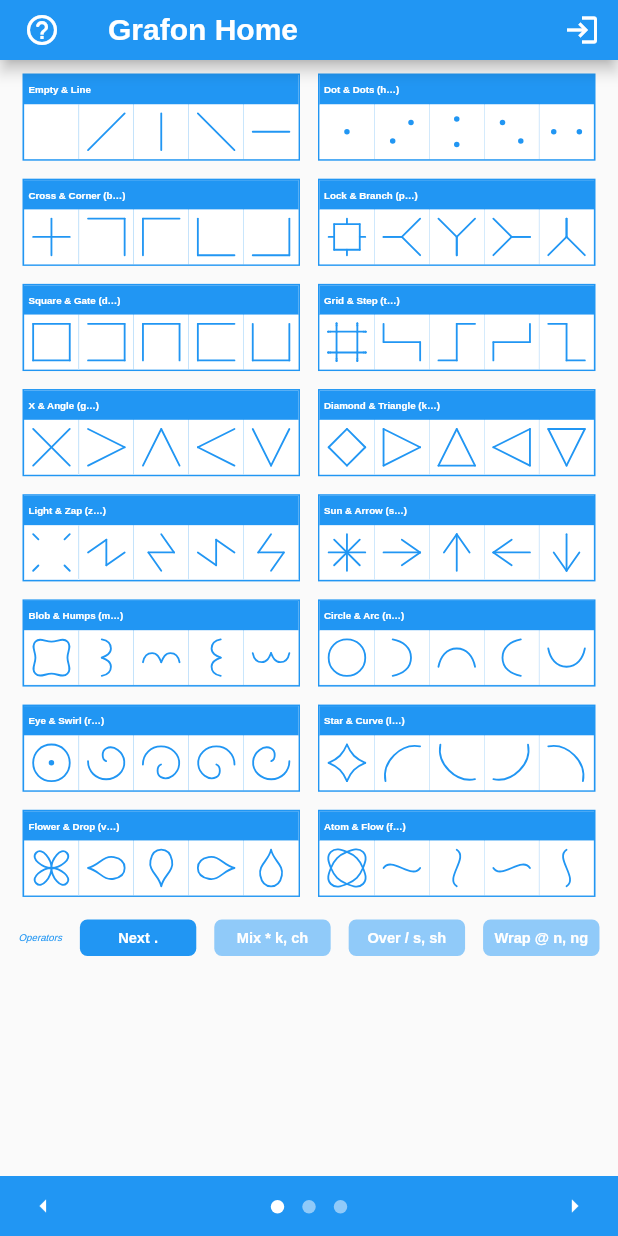
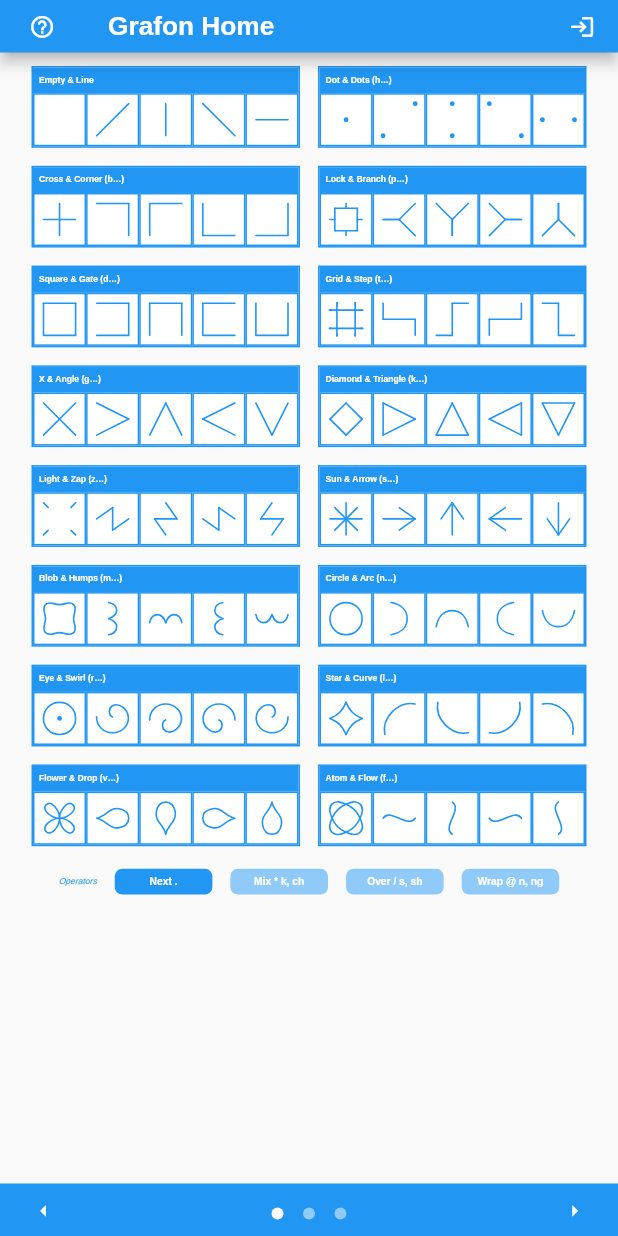
Before and after one commit to bguan/grafon, a Flutter app: the screen it shows after launch, on a phone screen of 412 x 824 dp. Run offline on Flutter 3.47's test engine with Material 2 defaults, Android fonts, the light colour scheme and no system bars; drawn by our look-alikes of dots_indicator; our stand-ins replace google_sign_in, just_audio, url_launcher_web; missing offline and left inert: audio_session, extension_google_sign_in_as_googleapis_auth, google_sign_in_web, googleapis, just_audio_web.

Commit message:
tweak sizing better.

```diff
--- a/lib/constants.dart
+++ b/lib/constants.dart
@@ -17,8 +17,8 @@
 
 /// Constants to be share in multiple pieces of code
 
-const TOOL_BAR_HEIGHT = 40.0;
-const FOOTER_HEIGHT = 40.0;
+const TOOL_BAR_HEIGHT = 35.0;
+const FOOTER_HEIGHT = 35.0;
 
 const MIN_GRAM_WIDTH = 0.01;
 const MIN_GRAM_HEIGHT = 0.01;
@@ -29,6 +29,6 @@ const COMPOUND_WORD_GAP = GRAM_DIM / 2;
 const FLOAT_DECIMALS = 2;
 const PEN_WTH_SCALE = 0.05;
 const DOT_LINE_WTH_RATIO = 1.5;
-const GRAM_GAP = 0.25;
+const GRAM_GAP = 0.2;
 const MIN_PEN_WIDTH = 1.0;
 const MIN_WIDTH_RATIO = 3 / 4;
--- a/lib/gram_table.dart
+++ b/lib/gram_table.dart
@@ -312,7 +312,7 @@ class _QuadHelper {
   ];
 
   final dotsPaths = [
-    InvisiDot.anchors([], minWidth: GRAM_DIM, minHeight: GRAM_DIM),
+    InvisiDot.anchors([], minWidth: GRAM_DIM / 2, minHeight: GRAM_DIM / 2),
     PolyDot.anchors([Anchor.ne, Anchor.sw]),
   ];
 
--- a/lib/gram_table_widget.dart
+++ b/lib/gram_table_widget.dart
@@ -48,6 +48,7 @@ class GramTableView extends StatefulWidget {
 
 class _GramTableViewState extends State<GramTableView> {
   static const MIN_GRAM_CLUSTER_WIDTH = 150;
+  static const MIN_GRAM_CLUSTER_HEIGHT = 350;
   static const HEADER_CELL_RATIO = 0.8;
   static final log = Logger("_GramTableViewState");
 
@@ -61,9 +62,10 @@ class _GramTableViewState extends State<GramTableView> {
     final scheme = Theme.of(ctx).colorScheme;
     final mediaSize = (widget.size ?? MediaQuery.of(ctx).size);
     final inset = 6.0;
-    final pageWidth = mediaSize.width - 4 * inset;
+    final pageWidth = mediaSize.width - 9 * inset;
     final pageHeight = mediaSize.height - TOOL_BAR_HEIGHT - FOOTER_HEIGHT;
-    final numCols = pageWidth < MIN_GRAM_CLUSTER_WIDTH
+    final numCols = pageWidth < MIN_GRAM_CLUSTER_WIDTH ||
+            pageHeight < MIN_GRAM_CLUSTER_HEIGHT
         ? 1
         : (pageWidth > pageHeight && pageWidth > 4 * MIN_GRAM_CLUSTER_WIDTH
             ? 4
@@ -72,21 +74,21 @@ class _GramTableViewState extends State<GramTableView> {
     final rowHeight = pageHeight / (2 + table.numRows / numCols);
     final cellWidth = (rowWidth - 12 * inset) / 5;
     final cellHeight = rowHeight / (1 + HEADER_CELL_RATIO) - 1.5 * inset;
-    final cellDim = min(cellWidth, cellHeight);
+    final cellDim = numCols == 1 ? cellWidth : min(cellWidth, cellHeight);
     final headerHeight = cellDim * HEADER_CELL_RATIO;
-    final opButtonHeight = headerHeight * 1.25;
+    final opButtonHeight = min(FOOTER_HEIGHT, headerHeight);
 
     final opHeaderStyle = TextStyle(
       fontWeight: FontWeight.normal,
       color: scheme.primary,
       fontStyle: FontStyle.italic,
-      fontSize: (headerHeight / 3),
+      fontSize: (opButtonHeight / 3),
       backgroundColor: Colors.transparent,
     );
     final opTxtStyle = TextStyle(
       fontWeight: FontWeight.bold,
       color: Colors.white,
-      fontSize: (headerHeight / 2),
+      fontSize: (opButtonHeight / 2.5),
       backgroundColor: Colors.transparent,
     );
 
@@ -155,7 +157,7 @@ class _GramTableViewState extends State<GramTableView> {
             child: Container(
               padding: EdgeInsets.all(inset / 2),
               height: opButtonHeight,
-              width: pageWidth / (1 + Binary.values.length),
+              width: pageWidth / (1.5 + Binary.values.length),
               alignment: Alignment.center,
               decoration: BoxDecoration(
                 color: _binary == b
@@ -183,6 +185,7 @@ class _GramTableViewState extends State<GramTableView> {
           gramTable,
           Container(height: inset),
           binaryRow,
+          Container(height: FOOTER_HEIGHT + inset),
         ],
       ),
     );
@@ -219,7 +222,7 @@ class GramRowWidget extends StatelessWidget {
       child: Container(
         decoration: BoxDecoration(
           color: Colors.transparent,
-          border: Border.all(color: scheme.primaryVariant, width: 1),
+          border: Border.all(color: scheme.primary, width: 1),
         ),
         child: Column(
           mainAxisSize: MainAxisSize.min,
@@ -230,7 +233,10 @@ class GramRowWidget extends StatelessWidget {
               onTap: () => onTap(table.monoRow(mono)),
               child: Container(
                 height: headerHeight,
-                color: scheme.primaryVariant,
+                decoration: BoxDecoration(
+                  color: scheme.primary,
+                  border: Border.all(color: scheme.primary, width: 1),
+                ),
                 alignment: Alignment.centerLeft,
                 padding: EdgeInsets.all(pad / 2),
                 child: Text(
@@ -251,8 +257,7 @@ class GramRowWidget extends StatelessWidget {
                     padding: EdgeInsets.all(pad),
                     decoration: BoxDecoration(
                       color: scheme.surface,
-                      border:
-                          Border.all(color: scheme.primaryVariant, width: .1),
+                      border: Border.all(color: scheme.primary, width: 1),
                     ),
                     child: GestureDetector(
                       onTap: () => onTap([table.atMonoFace(mono, f)]),
--- a/lib/main.dart
+++ b/lib/main.dart
@@ -235,16 +235,19 @@ class GrafonAppState extends State<GrafonApp> {
             style: theme.headline6?.copyWith(
               color: scheme.surface,
               fontWeight: FontWeight.bold,
+              fontSize: TOOL_BAR_HEIGHT / 2,
             ),
           ),
           leading: IconButton(
             icon: Icon(Icons.help_outline_rounded),
+            iconSize: TOOL_BAR_HEIGHT / 2,
             onPressed: () => _openBrowser(GITHUB_LINK),
           ),
           actions: <Widget>[
             if (_googleAcct == null)
               IconButton(
                 icon: Icon(Icons.login),
+                iconSize: TOOL_BAR_HEIGHT / 2,
                 tooltip: 'Login',
                 onPressed: () => _signIn(),
               )
```
Also changed, not shown: assets/images/gramtable.png.
